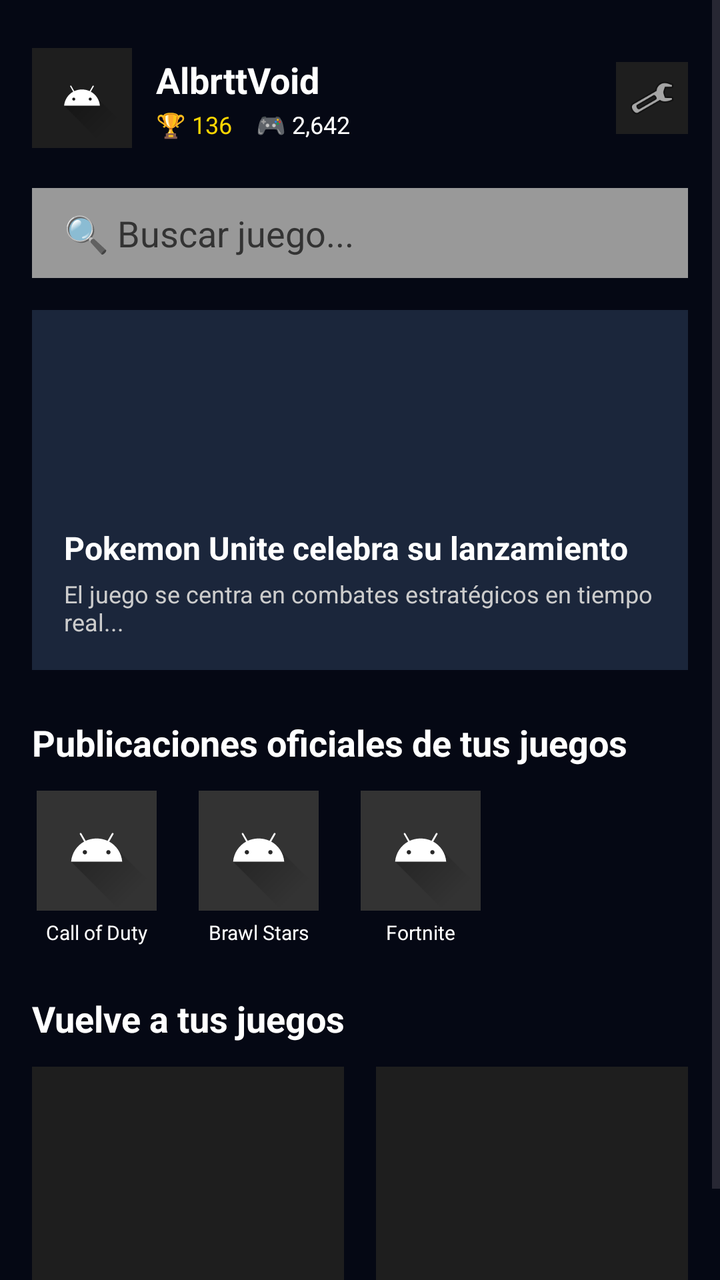
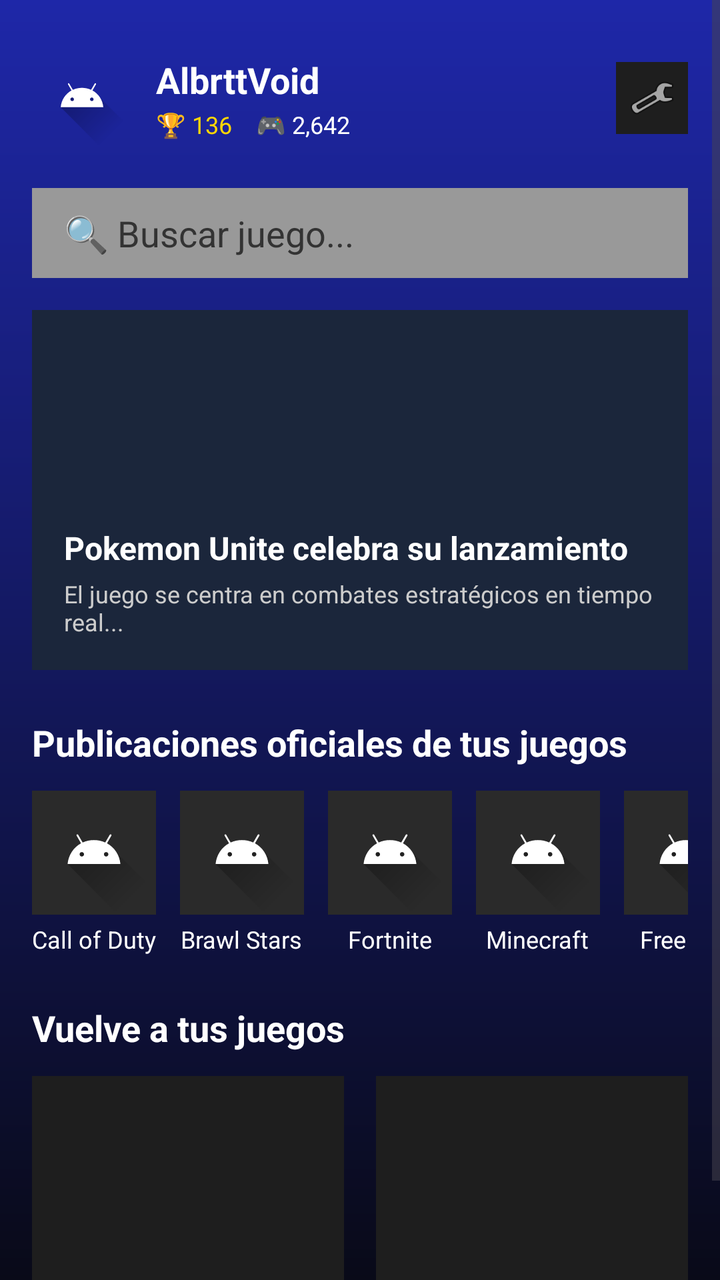

An Android layout rendered at two revisions. The XML below is the earlier revision; the diff shows what the commit changed to produce the second picture.
<!-- AndroidManifest.xml: application theme Theme.NvoulltGameHub -->
<!-- res/layout/activity_home.xml -->
<?xml version="1.0" encoding="utf-8"?>
<ScrollView xmlns:android="http://schemas.android.com/apk/res/android"
    android:layout_width="match_parent"
    android:layout_height="match_parent"
    android:background="#050814"
    android:fillViewport="true">

    <LinearLayout
        android:layout_width="match_parent"
        android:layout_height="wrap_content"
        android:orientation="vertical"
        android:padding="16dp">

        
        <LinearLayout
            android:layout_width="match_parent"
            android:layout_height="wrap_content"
            android:orientation="horizontal"
            android:gravity="center_vertical"
            android:layout_marginTop="8dp">

            <ImageView
                android:layout_width="50dp"
                android:layout_height="50dp"
                android:src="@drawable/ic_launcher_foreground"
                android:background="#1E1E1E"
                android:padding="4dp"
                android:scaleType="centerCrop"/>

            <LinearLayout
                android:layout_width="0dp"
                android:layout_height="wrap_content"
                android:layout_weight="1"
                android:orientation="vertical"
                android:layout_marginStart="12dp">

                <TextView
                    android:layout_width="wrap_content"
                    android:layout_height="wrap_content"
                    android:text="AlbrttVoid"
                    android:textColor="#FFFFFF"
                    android:textSize="18sp"
                    android:textStyle="bold"/>

                <LinearLayout
                    android:layout_width="wrap_content"
                    android:layout_height="wrap_content"
                    android:orientation="horizontal"
                    android:layout_marginTop="2dp">

                    <TextView
                        android:layout_width="wrap_content"
                        android:layout_height="wrap_content"
                        android:text="🏆 136"
                        android:textColor="#FFD700"
                        android:textSize="12sp"
                        android:layout_marginEnd="12dp"/>

                    <TextView
                        android:layout_width="wrap_content"
                        android:layout_height="wrap_content"
                        android:text="🎮 2,642"
                        android:textColor="#FFFFFF"
                        android:textSize="12sp"/>
                </LinearLayout>
            </LinearLayout>

            <ImageView
                android:layout_width="36dp"
                android:layout_height="36dp"
                android:background="#1E1E1E"
                android:padding="6dp"
                android:src="@android:drawable/ic_menu_manage"/>
        </LinearLayout>

        
        <EditText
            android:layout_width="match_parent"
            android:layout_height="45dp"
            android:background="@color/input_bg"
            android:hint="🔍 Buscar juego..."
            android:textColorHint="@color/text_hint"
            android:textColor="@color/black"
            android:paddingHorizontal="16dp"
            android:layout_marginTop="20dp"/>

        
        <LinearLayout
            android:layout_width="match_parent"
            android:layout_height="180dp"
            android:background="#1B263B"
            android:orientation="vertical"
            android:gravity="bottom"
            android:padding="16dp"
            android:layout_marginTop="16dp">

            <TextView
                android:layout_width="wrap_content"
                android:layout_height="wrap_content"
                android:text="Pokemon Unite celebra su lanzamiento"
                android:textColor="#FFFFFF"
                android:textSize="16sp"
                android:textStyle="bold"/>

            <TextView
                android:layout_width="wrap_content"
                android:layout_height="wrap_content"
                android:text="El juego se centra en combates estratégicos en tiempo real..."
                android:textColor="#CCCCCC"
                android:textSize="12sp"
                android:maxLines="2"
                android:ellipsize="end"
                android:layout_marginTop="4dp"/>
        </LinearLayout>

        
        <TextView
            android:layout_width="wrap_content"
            android:layout_height="wrap_content"
            android:text="Publicaciones oficiales de tus juegos"
            android:textColor="#FFFFFF"
            android:textSize="18sp"
            android:textStyle="bold"
            android:layout_marginTop="24dp"/>

        <HorizontalScrollView
            android:layout_width="match_parent"
            android:layout_height="wrap_content"
            android:scrollbars="none"
            android:layout_marginTop="12dp">

            <LinearLayout
                android:layout_width="wrap_content"
                android:layout_height="wrap_content"
                android:orientation="horizontal">

                
                <LinearLayout
                    android:layout_width="wrap_content"
                    android:layout_height="wrap_content"
                    android:orientation="vertical"
                    android:gravity="center"
                    android:layout_marginEnd="16dp">

                    <ImageView
                        android:layout_width="60dp"
                        android:layout_height="60dp"
                        android:background="#333333"
                        android:src="@drawable/ic_launcher_foreground"/>

                    <TextView
                        android:layout_width="65dp"
                        android:layout_height="wrap_content"
                        android:text="Call of Duty"
                        android:textColor="#FFFFFF"
                        android:textSize="10sp"
                        android:gravity="center"
                        android:layout_marginTop="4dp"/>
                </LinearLayout>

                
                <LinearLayout
                    android:layout_width="wrap_content"
                    android:layout_height="wrap_content"
                    android:orientation="vertical"
                    android:gravity="center"
                    android:layout_marginEnd="16dp">

                    <ImageView
                        android:layout_width="60dp"
                        android:layout_height="60dp"
                        android:background="#333333"
                        android:src="@drawable/ic_launcher_foreground"/>

                    <TextView
                        android:layout_width="65dp"
                        android:layout_height="wrap_content"
                        android:text="Brawl Stars"
                        android:textColor="#FFFFFF"
                        android:textSize="10sp"
                        android:gravity="center"
                        android:layout_marginTop="4dp"/>
                </LinearLayout>

                
                <LinearLayout
                    android:layout_width="wrap_content"
                    android:layout_height="wrap_content"
                    android:orientation="vertical"
                    android:gravity="center"
                    android:layout_marginEnd="16dp">

                    <ImageView
                        android:layout_width="60dp"
                        android:layout_height="60dp"
                        android:background="#333333"
                        android:src="@drawable/ic_launcher_foreground"/>

                    <TextView
                        android:layout_width="65dp"
                        android:layout_height="wrap_content"
                        android:text="Fortnite"
                        android:textColor="#FFFFFF"
                        android:textSize="10sp"
                        android:gravity="center"
                        android:layout_marginTop="4dp"/>
                </LinearLayout>
            </LinearLayout>
        </HorizontalScrollView>

        
        <TextView
            android:layout_width="wrap_content"
            android:layout_height="wrap_content"
            android:text="Vuelve a tus juegos"
            android:textColor="#FFFFFF"
            android:textSize="18sp"
            android:textStyle="bold"
            android:layout_marginTop="24dp"/>

        <LinearLayout
            android:layout_width="match_parent"
            android:layout_height="wrap_content"
            android:orientation="horizontal"
            android:layout_marginTop="12dp">

            <ImageView
                android:layout_width="0dp"
                android:layout_height="140dp"
                android:layout_weight="1"
                android:background="#1E1E1E"
                android:layout_marginEnd="8dp"/>

            <ImageView
                android:layout_width="0dp"
                android:layout_height="140dp"
                android:layout_weight="1"
                android:background="#1E1E1E"
                android:layout_marginStart="8dp"/>
        </LinearLayout>

    </LinearLayout>
</ScrollView>
<!-- resources referenced by this layout -->
<resources>
  <color name="black">#000000</color>
  <color name="input_bg">#999999</color>
  <color name="text_hint">#333333</color>
  <!-- drawable ic_launcher_foreground (drawable) -->
  <vector xmlns:android="http://schemas.android.com/apk/res/android"
      xmlns:aapt="http://schemas.android.com/aapt"
      android:width="108dp"
      android:height="108dp"
      android:viewportWidth="108"
      android:viewportHeight="108">
      <path android:pathData="M31,63.928c0,0 6.4,-11 12.1,-13.1c7.2,-2.6 26,-1.4 26,-1.4l38.1,38.1L107,108.928l-32,-1L31,63.928z">
          <aapt:attr name="android:fillColor">
              <gradient
                  android:endX="85.84757"
                  android:endY="92.4963"
                  android:startX="42.9492"
                  android:startY="49.59793"
                  android:type="linear">
                  <item
                      android:color="#44000000"
                      android:offset="0.0" />
                  <item
                      android:color="#00000000"
                      android:offset="1.0" />
              </gradient>
          </aapt:attr>
      </path>
      <path
          android:fillColor="#FFFFFF"
          android:fillType="nonZero"
          android:pathData="M65.3,45.828l3.8,-6.6c0.2,-0.4 0.1,-0.9 -0.3,-1.1c-0.4,-0.2 -0.9,-0.1 -1.1,0.3l-3.9,6.7c-6.3,-2.8 -13.4,-2.8 -19.7,0l-3.9,-6.7c-0.2,-0.4 -0.7,-0.5 -1.1,-0.3C38.8,38.328 38.7,38.828 38.9,39.228l3.8,6.6C36.2,49.428 31.7,56.028 31,63.928h46C76.3,56.028 71.8,49.428 65.3,45.828zM43.4,57.328c-0.8,0 -1.5,-0.5 -1.8,-1.2c-0.3,-0.7 -0.1,-1.5 0.4,-2.1c0.5,-0.5 1.4,-0.7 2.1,-0.4c0.7,0.3 1.2,1 1.2,1.8C45.3,56.528 44.5,57.328 43.4,57.328L43.4,57.328zM64.6,57.328c-0.8,0 -1.5,-0.5 -1.8,-1.2s-0.1,-1.5 0.4,-2.1c0.5,-0.5 1.4,-0.7 2.1,-0.4c0.7,0.3 1.2,1 1.2,1.8C66.5,56.528 65.6,57.328 64.6,57.328L64.6,57.328z"
          android:strokeWidth="1"
          android:strokeColor="#00000000" />
  </vector>
  <style name="Theme.NvoulltGameHub" parent="Theme.Material3.DayNight.NoActionBar">
          <item name="colorPrimary">@color/black</item>
          <item name="colorOnPrimary">@color/white</item>
      </style>
  <color name="white">#FFFFFF</color>
</resources>

<!-- the commit's change to res/layout/activity_home.xml (unified diff, before → after) -->
@@ -1,8 +1,9 @@
 <?xml version="1.0" encoding="utf-8"?>
 <ScrollView xmlns:android="http://schemas.android.com/apk/res/android"
+    xmlns:app="http://schemas.android.com/apk/res-auto"
     android:layout_width="match_parent"
     android:layout_height="match_parent"
-    android:background="#050814"
+    android:background="@drawable/background_gradient"
     android:fillViewport="true">
 
     <LinearLayout
@@ -11,7 +12,6 @@
         android:orientation="vertical"
         android:padding="16dp">
 
-        
         <LinearLayout
             android:layout_width="match_parent"
             android:layout_height="wrap_content"
@@ -19,13 +19,12 @@
             android:gravity="center_vertical"
             android:layout_marginTop="8dp">
 
-            <ImageView
+            <com.google.android.material.imageview.ShapeableImageView
                 android:layout_width="50dp"
                 android:layout_height="50dp"
+                android:scaleType="centerCrop"
                 android:src="@drawable/ic_launcher_foreground"
-                android:background="#1E1E1E"
-                android:padding="4dp"
-                android:scaleType="centerCrop"/>
+                app:shapeAppearanceOverlay="@style/CircularImage" />
 
             <LinearLayout
                 android:layout_width="0dp"
@@ -73,7 +72,6 @@
                 android:src="@android:drawable/ic_menu_manage"/>
         </LinearLayout>
 
-        
         <EditText
             android:layout_width="match_parent"
             android:layout_height="45dp"
@@ -84,7 +82,6 @@
             android:paddingHorizontal="16dp"
             android:layout_marginTop="20dp"/>
 
-        
         <LinearLayout
             android:layout_width="match_parent"
             android:layout_height="180dp"
@@ -113,7 +110,6 @@
                 android:layout_marginTop="4dp"/>
         </LinearLayout>
 
-        
         <TextView
             android:layout_width="wrap_content"
             android:layout_height="wrap_content"
@@ -126,89 +122,201 @@
         <HorizontalScrollView
             android:layout_width="match_parent"
             android:layout_height="wrap_content"
-            android:scrollbars="none"
-            android:layout_marginTop="12dp">
+            android:layout_marginTop="12dp"
+            android:scrollbars="none">
 
             <LinearLayout
                 android:layout_width="wrap_content"
                 android:layout_height="wrap_content"
                 android:orientation="horizontal">
 
-                
-                <LinearLayout
-                    android:layout_width="wrap_content"
-                    android:layout_height="wrap_content"
-                    android:orientation="vertical"
-                    android:gravity="center"
-                    android:layout_marginEnd="16dp">
-
-                    <ImageView
-                        android:layout_width="60dp"
-                        android:layout_height="60dp"
-                        android:background="#333333"
-                        android:src="@drawable/ic_launcher_foreground"/>
-
-                    <TextView
-                        android:layout_width="65dp"
-                        android:layout_height="wrap_content"
+                <LinearLayout
+                    android:layout_width="wrap_content"
+                    android:layout_height="wrap_content"
+                    android:layout_marginEnd="12dp"
+                    android:gravity="center_horizontal"
+                    android:orientation="vertical">
+
+                    <ImageView
+                        android:layout_width="62dp"
+                        android:layout_height="62dp"
+                        android:background="#2A2A2A"
+                        android:scaleType="centerCrop"
+                        android:src="@drawable/ic_launcher_foreground" />
+
+                    <TextView
+                        android:layout_width="wrap_content"
+                        android:layout_height="wrap_content"
+                        android:layout_marginTop="4dp"
                         android:text="Call of Duty"
                         android:textColor="#FFFFFF"
-                        android:textSize="10sp"
-                        android:gravity="center"
-                        android:layout_marginTop="4dp"/>
-                </LinearLayout>
-
-                
-                <LinearLayout
-                    android:layout_width="wrap_content"
-                    android:layout_height="wrap_content"
-                    android:orientation="vertical"
-                    android:gravity="center"
-                    android:layout_marginEnd="16dp">
-
-                    <ImageView
-                        android:layout_width="60dp"
-                        android:layout_height="60dp"
-                        android:background="#333333"
-                        android:src="@drawable/ic_launcher_foreground"/>
-
-                    <TextView
-                        android:layout_width="65dp"
-                        android:layout_height="wrap_content"
+                        android:textSize="12sp" />
+                </LinearLayout>
+
+                <LinearLayout
+                    android:layout_width="wrap_content"
+                    android:layout_height="wrap_content"
+                    android:layout_marginEnd="12dp"
+                    android:gravity="center_horizontal"
+                    android:orientation="vertical">
+
+                    <ImageView
+                        android:layout_width="62dp"
+                        android:layout_height="62dp"
+                        android:background="#2A2A2A"
+                        android:scaleType="centerCrop"
+                        android:src="@drawable/ic_launcher_foreground" />
+
+                    <TextView
+                        android:layout_width="wrap_content"
+                        android:layout_height="wrap_content"
+                        android:layout_marginTop="4dp"
                         android:text="Brawl Stars"
                         android:textColor="#FFFFFF"
-                        android:textSize="10sp"
-                        android:gravity="center"
-                        android:layout_marginTop="4dp"/>
-                </LinearLayout>
-
-                
-                <LinearLayout
-                    android:layout_width="wrap_content"
-                    android:layout_height="wrap_content"
-                    android:orientation="vertical"
-                    android:gravity="center"
-                    android:layout_marginEnd="16dp">
-
-                    <ImageView
-                        android:layout_width="60dp"
-                        android:layout_height="60dp"
-                        android:background="#333333"
-                        android:src="@drawable/ic_launcher_foreground"/>
-
-                    <TextView
-                        android:layout_width="65dp"
-                        android:layout_height="wrap_content"
+                        android:textSize="12sp" />
+                </LinearLayout>
+
+                <LinearLayout
+                    android:layout_width="wrap_content"
+                    android:layout_height="wrap_content"
+                    android:layout_marginEnd="12dp"
+                    android:gravity="center_horizontal"
+                    android:orientation="vertical">
+
+                    <ImageView
+                        android:layout_width="62dp"
+                        android:layout_height="62dp"
+                        android:background="#2A2A2A"
+                        android:scaleType="centerCrop"
+                        android:src="@drawable/ic_launcher_foreground" />
+
+                    <TextView
+                        android:layout_width="wrap_content"
+                        android:layout_height="wrap_content"
+                        android:layout_marginTop="4dp"
                         android:text="Fortnite"
                         android:textColor="#FFFFFF"
-                        android:textSize="10sp"
-                        android:gravity="center"
-                        android:layout_marginTop="4dp"/>
-                </LinearLayout>
+                        android:textSize="12sp" />
+                </LinearLayout>
+
+                <LinearLayout
+                    android:layout_width="wrap_content"
+                    android:layout_height="wrap_content"
+                    android:layout_marginEnd="12dp"
+                    android:gravity="center_horizontal"
+                    android:orientation="vertical">
+
+                    <ImageView
+                        android:layout_width="62dp"
+                        android:layout_height="62dp"
+                        android:background="#2A2A2A"
+                        android:scaleType="centerCrop"
+                        android:src="@drawable/ic_launcher_foreground" />
+
+                    <TextView
+                        android:layout_width="wrap_content"
+                        android:layout_height="wrap_content"
+                        android:layout_marginTop="4dp"
+                        android:text="Minecraft"
+                        android:textColor="#FFFFFF"
+                        android:textSize="12sp" />
+                </LinearLayout>
+
+                <LinearLayout
+                    android:layout_width="wrap_content"
+                    android:layout_height="wrap_content"
+                    android:layout_marginEnd="12dp"
+                    android:gravity="center_horizontal"
+                    android:orientation="vertical">
+
+                    <ImageView
+                        android:layout_width="62dp"
+                        android:layout_height="62dp"
+                        android:background="#2A2A2A"
+                        android:scaleType="centerCrop"
+                        android:src="@drawable/ic_launcher_foreground" />
+
+                    <TextView
+                        android:layout_width="wrap_content"
+                        android:layout_height="wrap_content"
+                        android:layout_marginTop="4dp"
+                        android:text="Free Fire"
+                        android:textColor="#FFFFFF"
+                        android:textSize="12sp" />
+                </LinearLayout>
+
+                <LinearLayout
+                    android:layout_width="wrap_content"
+                    android:layout_height="wrap_content"
+                    android:layout_marginEnd="12dp"
+                    android:gravity="center_horizontal"
+                    android:orientation="vertical">
+
+                    <ImageView
+                        android:layout_width="62dp"
+                        android:layout_height="62dp"
+                        android:background="#2A2A2A"
+                        android:scaleType="centerCrop"
+                        android:src="@drawable/ic_launcher_foreground" />
+
+                    <TextView
+                        android:layout_width="wrap_content"
+                        android:layout_height="wrap_content"
+                        android:layout_marginTop="4dp"
+                        android:text="Roblox"
+                        android:textColor="#FFFFFF"
+                        android:textSize="12sp" />
+                </LinearLayout>
+
+                <LinearLayout
+                    android:layout_width="wrap_content"
+                    android:layout_height="wrap_content"
+                    android:layout_marginEnd="12dp"
+                    android:gravity="center_horizontal"
+                    android:orientation="vertical">
+
+                    <ImageView
+                        android:layout_width="62dp"
+                        android:layout_height="62dp"
+                        android:background="#2A2A2A"
+                        android:scaleType="centerCrop"
+                        android:src="@drawable/ic_launcher_foreground" />
+
+                    <TextView
+                        android:layout_width="wrap_content"
+                        android:layout_height="wrap_content"
+                        android:layout_marginTop="4dp"
+                        android:text="Valorant"
+                        android:textColor="#FFFFFF"
+                        android:textSize="12sp" />
+                </LinearLayout>
+
+                <LinearLayout
+                    android:layout_width="wrap_content"
+                    android:layout_height="wrap_content"
+                    android:layout_marginEnd="12dp"
+                    android:gravity="center_horizontal"
+                    android:orientation="vertical">
+
+                    <ImageView
+                        android:layout_width="62dp"
+                        android:layout_height="62dp"
+                        android:background="#2A2A2A"
+                        android:scaleType="centerCrop"
+                        android:src="@drawable/ic_launcher_foreground" />
+
+                    <TextView
+                        android:layout_width="wrap_content"
+                        android:layout_height="wrap_content"
+                        android:layout_marginTop="4dp"
+                        android:text="League of Legends"
+                        android:textColor="#FFFFFF"
+                        android:textSize="12sp" />
+                </LinearLayout>
+
             </LinearLayout>
         </HorizontalScrollView>
 
-        
         <TextView
             android:layout_width="wrap_content"
             android:layout_height="wrap_content"
@@ -238,6 +346,5 @@
                 android:background="#1E1E1E"
                 android:layout_marginStart="8dp"/>
         </LinearLayout>
-
     </LinearLayout>
 </ScrollView>
<!-- resource entries referenced after the edit -->
@@ -3,6 +3,15 @@
   <color name="black">#000000</color>
   <color name="input_bg">#999999</color>
   <color name="text_hint">#333333</color>
+  <!-- drawable background_gradient (drawable) -->
+  <?xml version="1.0" encoding="utf-8"?>
+  <shape xmlns:android="http://schemas.android.com/apk/res/android">
+      <gradient
+          android:angle="270"
+          android:startColor="#1E27A8"
+          android:endColor="#090A18"
+          android:type="linear" />
+  </shape>
   <!-- drawable ic_launcher_foreground (drawable) -->
   <vector xmlns:android="http://schemas.android.com/apk/res/android"
       xmlns:aapt="http://schemas.android.com/aapt"
@@ -34,6 +43,10 @@
           android:strokeWidth="1"
           android:strokeColor="#00000000" />
   </vector>
+  <style name="CircularImage">
+          <item name="cornerFamily">rounded</item>
+          <item name="cornerSize">50%</item>
+      </style>
   <style name="Theme.NvoulltGameHub" parent="Theme.Material3.DayNight.NoActionBar">
           <item name="colorPrimary">@color/black</item>
           <item name="colorOnPrimary">@color/white</item>
